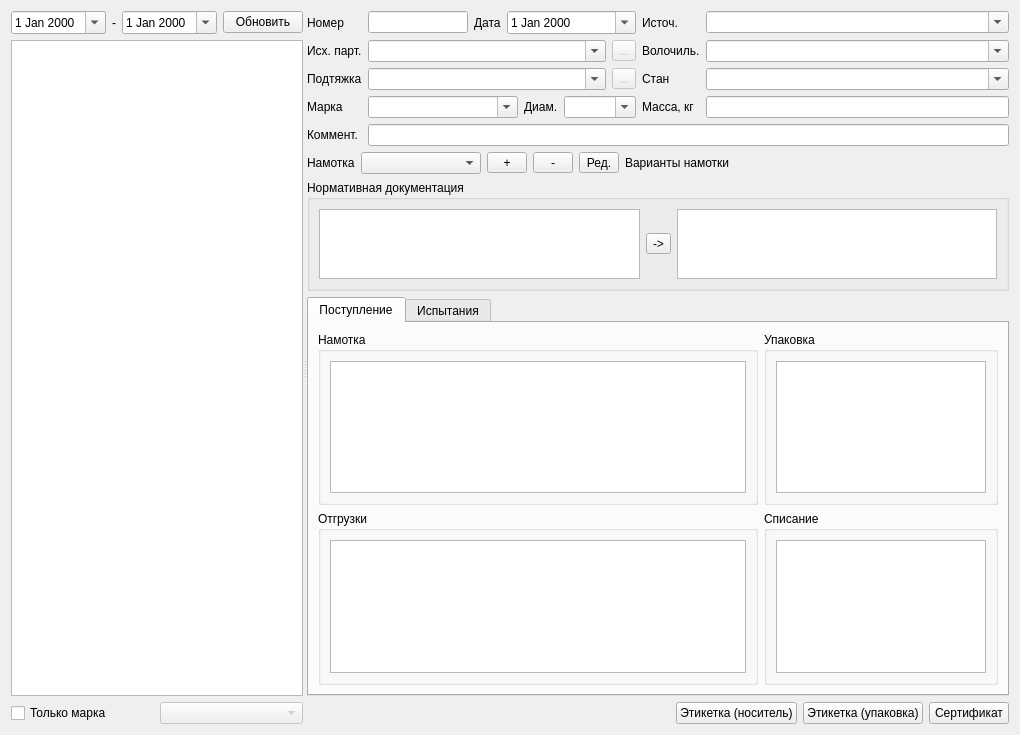
Above: formpart.ui from Sergeyego/wire_pr before the change. Below: the same form after it.
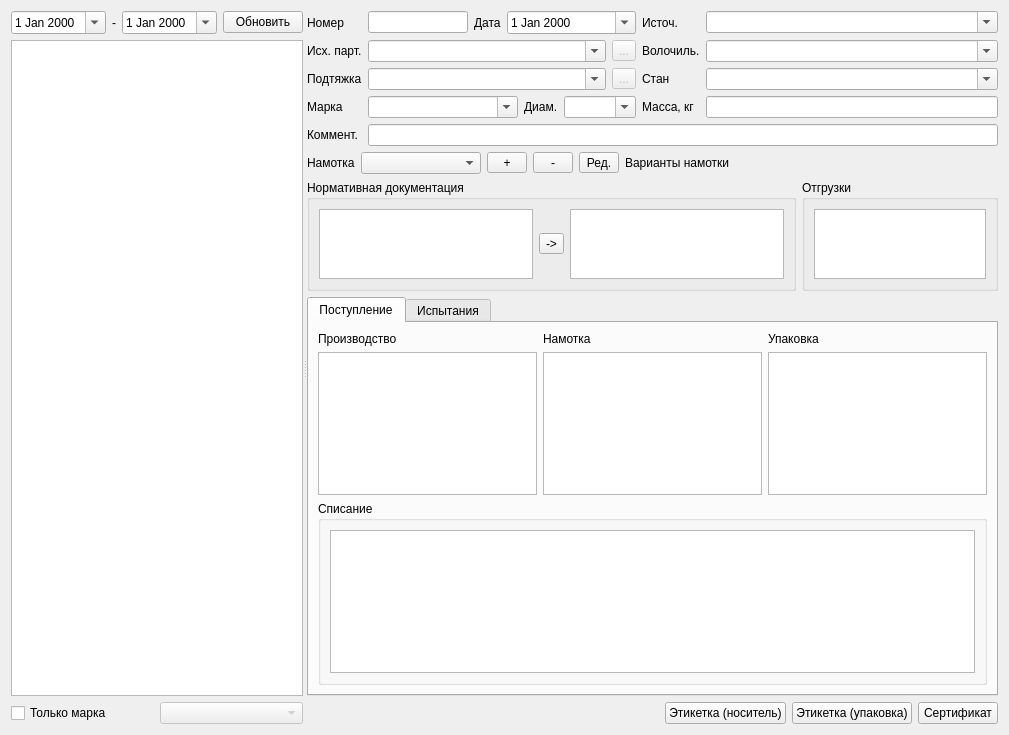
That is the form after the change. Icons and pictures are not drawn. Custom widgets are drawn as their Qt base class.

Patch:
```diff
--- a/formpart.ui
+++ b/formpart.ui
@@ -6,7 +6,7 @@
    <rect>
     <x>0</x>
     <y>0</y>
-    <width>1020</width>
+    <width>1009</width>
     <height>735</height>
    </rect>
   </property>
@@ -442,17 +442,15 @@
         </layout>
        </item>
        <item>
+        <layout class="QHBoxLayout" name="horizontalLayout_8">
+         <item>
         <widget class="QGroupBox" name="groupBoxTu">
-         <property name="maximumSize">
-          <size>
-           <width>16777215</width>
-           <height>150</height>
-          </size>
-         </property>
          <property name="title">
           <string>Нормативная документация</string>
          </property>
-         <layout class="QHBoxLayout" name="horizontalLayout_12">
+           <layout class="QVBoxLayout" name="verticalLayout_11">
+            <item>
+             <layout class="QHBoxLayout" name="horizontalLayout_10">
           <item>
            <widget class="DbViewer" name="tableViewSrcTu">
             <attribute name="verticalHeaderVisible">
@@ -474,7 +472,23 @@
            <widget class="DbViewer" name="tableViewPartiTu"/>
           </item>
          </layout>
-        </widget>
+            </item>
+           </layout>
+          </widget>
+         </item>
+         <item>
+          <widget class="QGroupBox" name="groupBoxShip">
+           <property name="title">
+            <string>Отгрузки</string>
+           </property>
+           <layout class="QVBoxLayout" name="verticalLayout_10">
+            <item>
+             <widget class="DbViewer" name="tableViewShip"/>
+            </item>
+           </layout>
+          </widget>
+         </item>
+        </layout>
        </item>
        <item>
         <widget class="QTabWidget" name="tabWidget">
@@ -485,67 +499,61 @@
           <attribute name="title">
            <string>Поступление</string>
           </attribute>
-          <layout class="QVBoxLayout" name="verticalLayout_6">
+          <layout class="QVBoxLayout" name="verticalLayout_8">
            <item>
-            <layout class="QHBoxLayout" name="horizontalLayout_10">
-             <item>
-              <widget class="QGroupBox" name="groupBoxNam">
-               <property name="minimumSize">
-                <size>
-                 <width>440</width>
-                 <height>0</height>
-                </size>
-               </property>
-               <property name="title">
-                <string>Намотка</string>
-               </property>
                <layout class="QHBoxLayout" name="horizontalLayout_3">
                 <item>
+              <layout class="QVBoxLayout" name="verticalLayout_2">
+               <item>
+                <widget class="QLabel" name="labelProd">
+                 <property name="text">
+                  <string>Производство</string>
+                 </property>
+                </widget>
+               </item>
+               <item>
                  <widget class="DbViewer" name="tableViewNam"/>
                 </item>
                </layout>
-              </widget>
              </item>
              <item>
-              <widget class="QGroupBox" name="groupBoxAdd">
-               <property name="title">
-                <string>Упаковка</string>
-               </property>
-               <layout class="QHBoxLayout" name="horizontalLayout_8">
+              <layout class="QVBoxLayout" name="verticalLayout_3">
+               <item>
+                <widget class="QLabel" name="labelNam">
+                 <property name="text">
+                  <string>Намотка</string>
+                 </property>
+                </widget>
+               </item>
                 <item>
                  <widget class="DbViewer" name="tableViewInCex"/>
                 </item>
                </layout>
-              </widget>
+             </item>
+             <item>
+              <layout class="QVBoxLayout" name="verticalLayout_6">
+               <item>
+                <widget class="QLabel" name="labelPackProd">
+                 <property name="text">
+                  <string>Упаковка</string>
+                 </property>
+                </widget>
+               </item>
+               <item>
+                <widget class="DbViewer" name="tableView"/>
+               </item>
+              </layout>
              </item>
             </layout>
            </item>
            <item>
             <layout class="QHBoxLayout" name="horizontalLayout_11">
-             <item>
-              <widget class="QGroupBox" name="groupBoxShip">
-               <property name="minimumSize">
-                <size>
-                 <width>440</width>
-                 <height>0</height>
-                </size>
-               </property>
-               <property name="title">
-                <string>Отгрузки</string>
-               </property>
-               <layout class="QVBoxLayout" name="verticalLayout_2">
-                <item>
-                 <widget class="DbViewer" name="tableViewShip"/>
-                </item>
-               </layout>
-              </widget>
-             </item>
              <item>
               <widget class="QGroupBox" name="groupBoxDef">
                <property name="title">
                 <string>Списание</string>
                </property>
-               <layout class="QVBoxLayout" name="verticalLayout_3">
+               <layout class="QVBoxLayout" name="verticalLayout_9">
                 <item>
                  <widget class="DbViewer" name="tableViewOutCex"/>
                 </item>
```
Left out of the diff: 24 changed lines with no effect on the pictures. Lines whose indentation alone changed are shown as unchanged.
